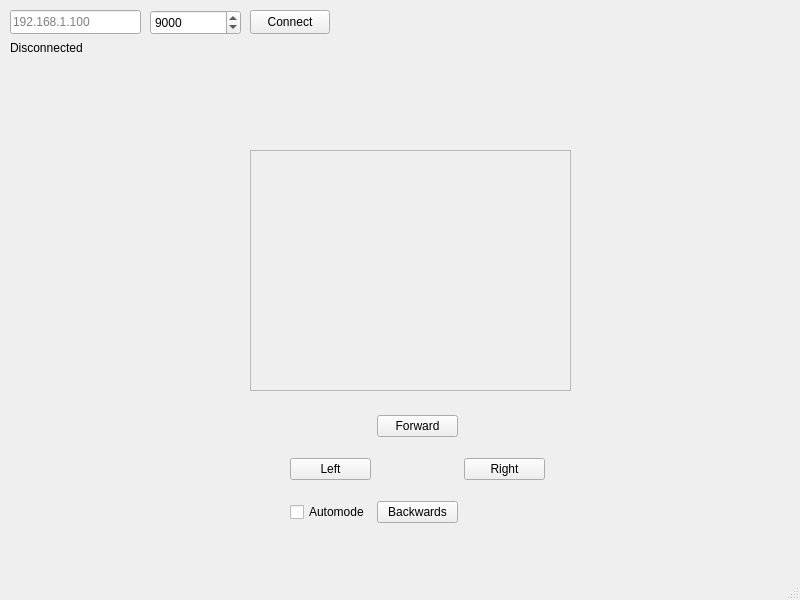
Before: the Qt Designer form pc/qt-client/src/Kyowa/mainwindow.ui in Tugsu-kuna/Kyowa-Qt, drawn with Qt 5.
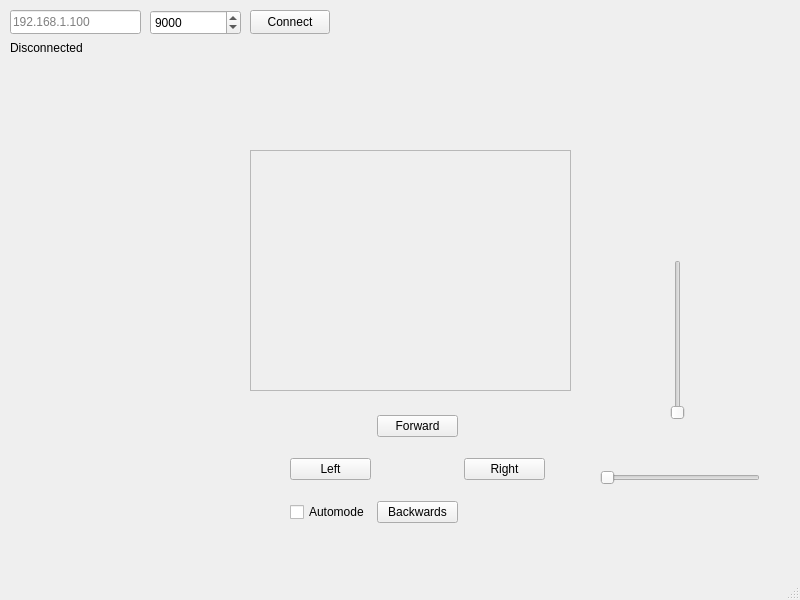
After: the same form once the commit is applied.

Commit message: pre-presentation

```diff
--- a/pc/qt-client/src/Kyowa/mainwindow.ui
+++ b/pc/qt-client/src/Kyowa/mainwindow.ui
@@ -157,6 +157,32 @@
      </item>
     </layout>
    </widget>
+   <widget class="QSlider" name="tiltSlider">
+    <property name="geometry">
+     <rect>
+      <x>600</x>
+      <y>470</y>
+      <width>160</width>
+      <height>16</height>
+     </rect>
+    </property>
+    <property name="orientation">
+     <enum>Qt::Orientation::Horizontal</enum>
+    </property>
+   </widget>
+   <widget class="QSlider" name="panSlider">
+    <property name="geometry">
+     <rect>
+      <x>670</x>
+      <y>260</y>
+      <width>16</width>
+      <height>160</height>
+     </rect>
+    </property>
+    <property name="orientation">
+     <enum>Qt::Orientation::Vertical</enum>
+    </property>
+   </widget>
   </widget>
   <widget class="QMenuBar" name="menubar">
    <property name="geometry">
```
Left out of the diff: 2 changed lines with no effect on the pictures. The commit also changes 2 other files.
